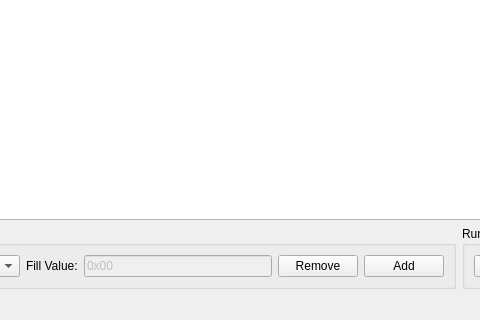
Before: the Qt Designer form TunkioGUI/MainWindow.ui in visuve/Tunkio, drawn with Qt 5; both pictures show x 139 to 619 and y 280 to 600 of the 800 by 600 pixel window.
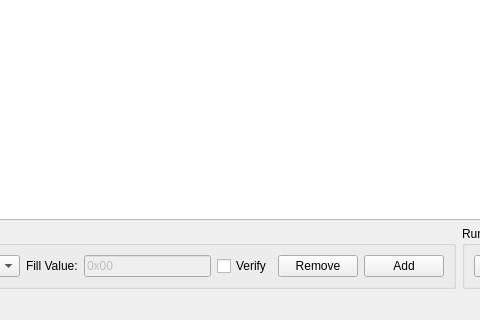
After: the same form once the commit is applied.

```diff
--- a/TunkioGUI/MainWindow.ui
+++ b/TunkioGUI/MainWindow.ui
@@ -102,6 +102,13 @@
          </property>
         </widget>
        </item>
+       <item>
+        <widget class="QCheckBox" name="checkBox">
+         <property name="text">
+          <string>Verify</string>
+         </property>
+        </widget>
+       </item>
        <item>
         <widget class="QPushButton" name="pushButtonRemoveStep">
          <property name="text">
```
Left out of the diff: 4 changed lines with no effect on the pictures.
